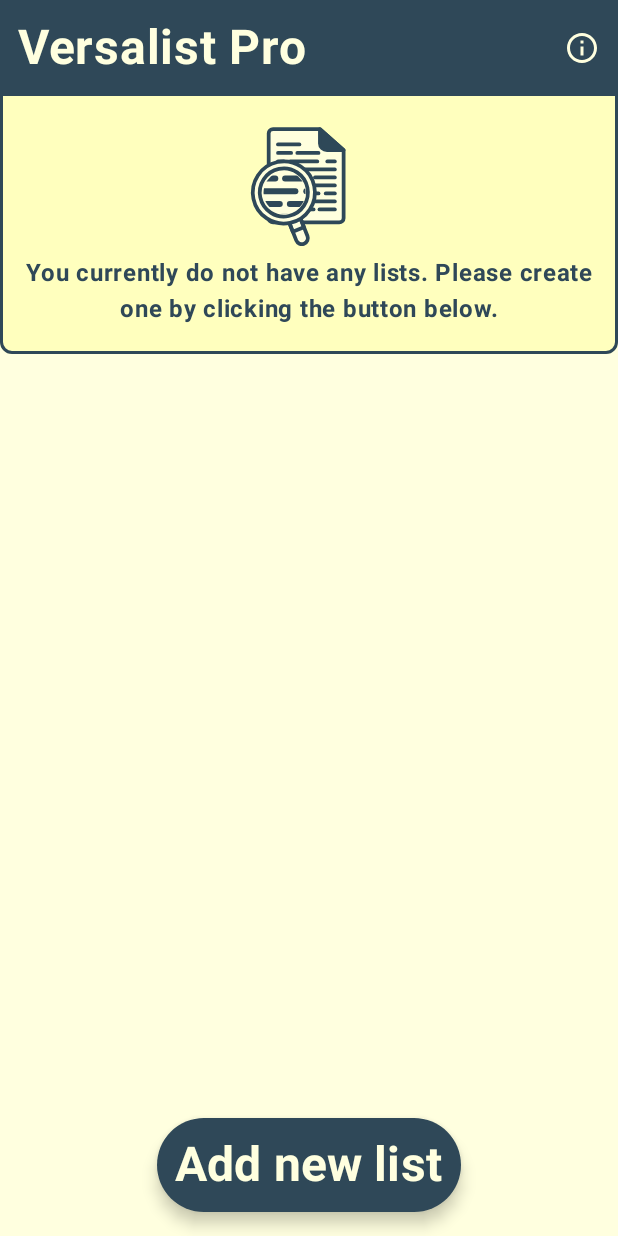
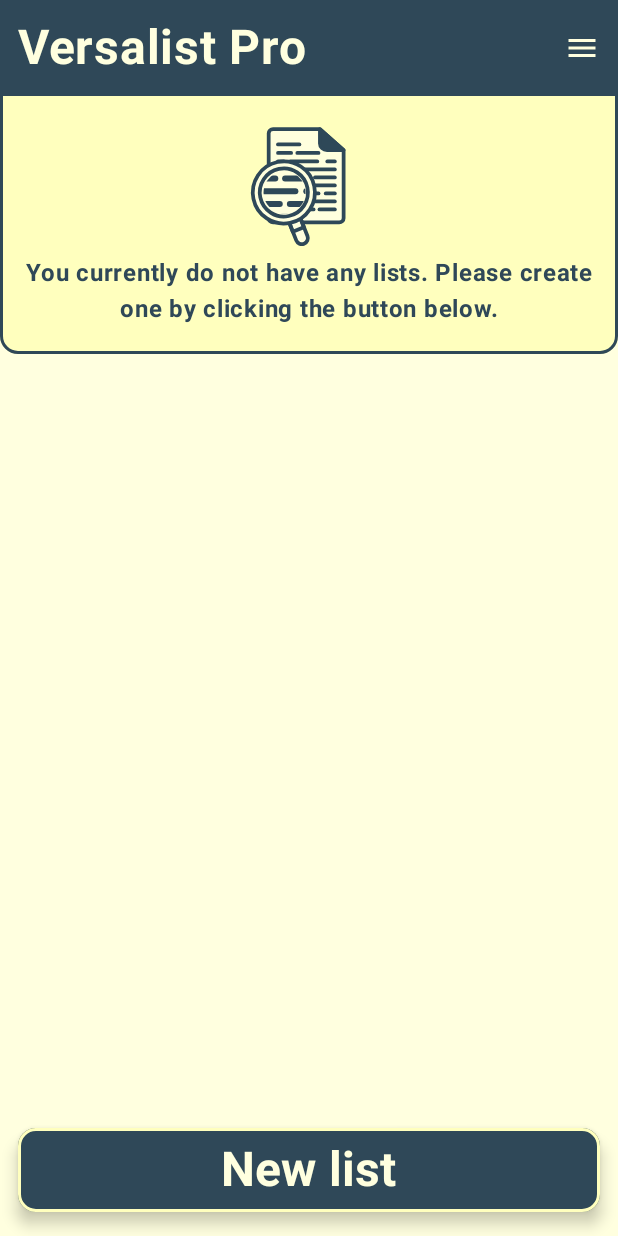
Before and after one commit to mariorobertofortunato/Versalist, an Android app built with Jetpack Compose: the screen it shows after launch (MainActivity), on a phone screen of 412 x 824 dp. Run offline under Robolectric (Android 15) with nearby library versions, the phone set to English and light mode, and no system bars; our stand-ins replace Dagger/Hilt's generated code, Room's generated code, livedata-compose.

Commit message:
Layout color improvement

```diff
--- a/app/src/main/java/com/evenclose/versalistpro/presentation/composables/DialogHeaderImage.kt
+++ b/app/src/main/java/com/evenclose/versalistpro/presentation/composables/dialog/DialogHeaderImage.kt
@@ -1,4 +1,4 @@
-package com.evenclose.versalistpro.presentation.composables
+package com.evenclose.versalistpro.presentation.composables.dialog
 
 import androidx.compose.runtime.Composable
 import androidx.compose.runtime.getValue
--- a/app/src/main/java/com/evenclose/versalistpro/presentation/screens/main/MainScreen.kt
+++ b/app/src/main/java/com/evenclose/versalistpro/presentation/screens/main/MainScreen.kt
@@ -9,16 +9,12 @@ import androidx.compose.foundation.ExperimentalFoundationApi
 import androidx.compose.foundation.background
 import androidx.compose.foundation.border
 import androidx.compose.foundation.clickable
-import androidx.compose.foundation.combinedClickable
 import androidx.compose.foundation.interaction.MutableInteractionSource
 import androidx.compose.foundation.layout.Arrangement
 import androidx.compose.foundation.layout.Column
-import androidx.compose.foundation.layout.PaddingValues
 import androidx.compose.foundation.layout.Row
-import androidx.compose.foundation.layout.Spacer
 import androidx.compose.foundation.layout.fillMaxSize
 import androidx.compose.foundation.layout.fillMaxWidth
-import androidx.compose.foundation.layout.height
 import androidx.compose.foundation.layout.padding
 import androidx.compose.foundation.lazy.LazyColumn
 import androidx.compose.foundation.lazy.items
@@ -53,18 +49,15 @@ import androidx.compose.ui.Modifier
 import androidx.compose.ui.draw.clip
 import androidx.compose.ui.focus.FocusRequester
 import androidx.compose.ui.focus.focusRequester
-import androidx.compose.ui.graphics.RectangleShape
 import androidx.compose.ui.text.TextStyle
 import androidx.compose.ui.text.font.FontWeight
 import androidx.compose.ui.text.input.KeyboardCapitalization
-import androidx.compose.ui.unit.TextUnit
 import androidx.compose.ui.unit.dp
 import androidx.compose.ui.unit.sp
 import androidx.hilt.navigation.compose.hiltViewModel
 import androidx.navigation.NavController
-import com.evenclose.versalistpro.presentation.composables.EmptyListPlaceholder
+import com.evenclose.versalistpro.presentation.composables.placeholder.EmptyListPlaceholder
 import com.evenclose.versalistpro.presentation.composables.MainListItem
-import com.evenclose.versalistpro.presentation.navigation.Screens
 import com.evenclose.versalistpro.presentation.ui.theme.background
 import com.evenclose.versalistpro.presentation.ui.theme.onDark
 import com.evenclose.versalistpro.presentation.ui.theme.onLight
@@ -136,19 +129,22 @@ fun MainScreen(
                 FloatingActionButton(
                     containerColor = secondary,
                     contentColor = onDark,
-                    shape = RoundedCornerShape(50),
+                    shape = RoundedCornerShape(12.dp),
                     onClick = {
                         newListTextFieldVisibility = true
                         errorTextVisibility = false
                     },
+                    modifier = Modifier
+                        .fillMaxWidth()
+                        .padding(horizontal = 12.dp)
+                        .border(2.dp, primary, RoundedCornerShape(12.dp))
                 ) {
                     Row(
                         horizontalArrangement = Arrangement.SpaceBetween,
                         verticalAlignment = Alignment.CenterVertically,
-                        modifier = Modifier.padding(12.dp)
                     ) {
                         Text(
-                            text = "Add new list",
+                            text = "New list",
                             fontSize = 32.sp,
                             fontWeight = FontWeight.Bold,
                             color = onDark,
@@ -163,8 +159,8 @@ fun MainScreen(
         LazyColumn(
             state = listState,
             modifier = Modifier
-                .border(1.5.dp, onLight,RoundedCornerShape(bottomStart = 8.dp, bottomEnd = 8.dp))
-                .clip(RoundedCornerShape(bottomStart = 8.dp, bottomEnd = 8.dp))
+                .border(1.5.dp, onLight,RoundedCornerShape(bottomStart = 12.dp, bottomEnd = 12.dp))
+                .clip(RoundedCornerShape(bottomStart = 12.dp, bottomEnd = 12.dp))
                 .fillMaxWidth()
                 .padding(it)
                 .background(primary)
--- a/app/src/main/java/com/evenclose/versalistpro/presentation/screens/main/MainScreenHeader.kt
+++ b/app/src/main/java/com/evenclose/versalistpro/presentation/screens/main/MainScreenHeader.kt
@@ -1,13 +1,20 @@
 package com.evenclose.versalistpro.presentation.screens.main
 
 import androidx.compose.foundation.background
+import androidx.compose.foundation.border
 import androidx.compose.foundation.layout.Arrangement
 import androidx.compose.foundation.layout.Box
 import androidx.compose.foundation.layout.Row
 import androidx.compose.foundation.layout.fillMaxWidth
 import androidx.compose.foundation.layout.padding
+import androidx.compose.foundation.shape.RoundedCornerShape
 import androidx.compose.material.icons.Icons
+import androidx.compose.material.icons.filled.Help
+import androidx.compose.material.icons.outlined.Delete
+import androidx.compose.material.icons.outlined.Help
 import androidx.compose.material.icons.outlined.Info
+import androidx.compose.material.icons.outlined.Menu
+import androidx.compose.material.icons.outlined.Policy
 import androidx.compose.material3.DropdownMenu
 import androidx.compose.material3.DropdownMenuItem
 import androidx.compose.material3.Icon
@@ -59,25 +66,48 @@ fun MainScreenHeader(
                 }
             ) {
                 Icon(
-                    imageVector = Icons.Outlined.Info,
-                    contentDescription = "Info Icon",
+                    imageVector = Icons.Outlined.Menu,
+                    contentDescription = "Menu Icon",
                     tint = onDark
                 )
             }
             DropdownMenu(
                 expanded = expanded,
                 onDismissRequest = { expanded = false },
-                modifier = Modifier.background(secondaryContainer)
+                modifier = Modifier
+                    .background(secondaryContainer)
+                    .border(1.dp, onDark, RoundedCornerShape(4.dp))
             ) {
                 DropdownMenuItem(
+                    leadingIcon = {
+                        Icon(
+                            imageVector = Icons.Outlined.Help,
+                            contentDescription = "Help Icon",
+                            tint = onDark
+                        )
+                    },
                     text = { Text(text = "Help", fontSize = 16.sp, color = onDark) },
                     onClick = { /* TODO */ }
                 )
                 DropdownMenuItem(
+                    leadingIcon = {
+                        Icon(
+                            imageVector = Icons.Outlined.Info,
+                            contentDescription = "Info Icon",
+                            tint = onDark
+                        )
+                    },
                     text = { Text(text = "About", fontSize = 16.sp, color = onDark) },
                     onClick = { /* TODO */ }
                 )
                 DropdownMenuItem(
+                    leadingIcon = {
+                        Icon(
+                            imageVector = Icons.Outlined.Policy,
+                            contentDescription = "Privacy Icon",
+                            tint = onDark
+                        )
+                    },
                     text = { Text(text = "Privacy", fontSize = 16.sp, color = onDark) },
                     onClick = { /* TODO*/ }
                 )
```
Also changed, not shown: app/src/main/java/com/evenclose/versalistpro/presentation/composables/CheckListItem.kt (+15 -3 lines), app/src/main/java/com/evenclose/versalistpro/presentation/composables/MainListItem.kt (+22 -6 lines), app/src/main/java/com/evenclose/versalistpro/presentation/composables/OpenListItem.kt (+15 -5 lines), app/src/main/java/com/evenclose/versalistpro/presentation/composables/dialog/DeleteItemDialog.kt (renamed from app/src/main/java/com/evenclose/versalistpro/presentation/composables/DeleteItemDialog.kt, +4 -4 lines), app/src/main/java/com/evenclose/versalistpro/presentation/composables/placeholder/EmptyListPlaceholder.kt (renamed from app/src/main/java/com/evenclose/versalistpro/presentation/composables/EmptyListPlaceholder.kt, +1 -8 lines), app/src/main/java/com/evenclose/versalistpro/presentation/screens/list/ListScreen.kt (+12 -10 lines).
